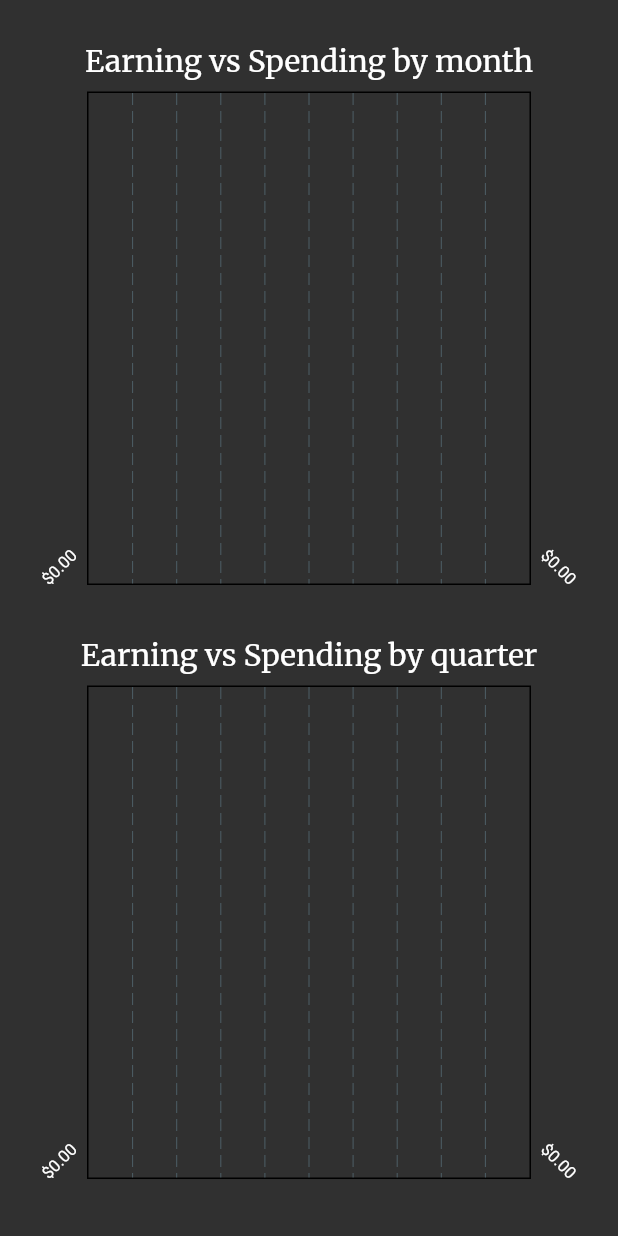
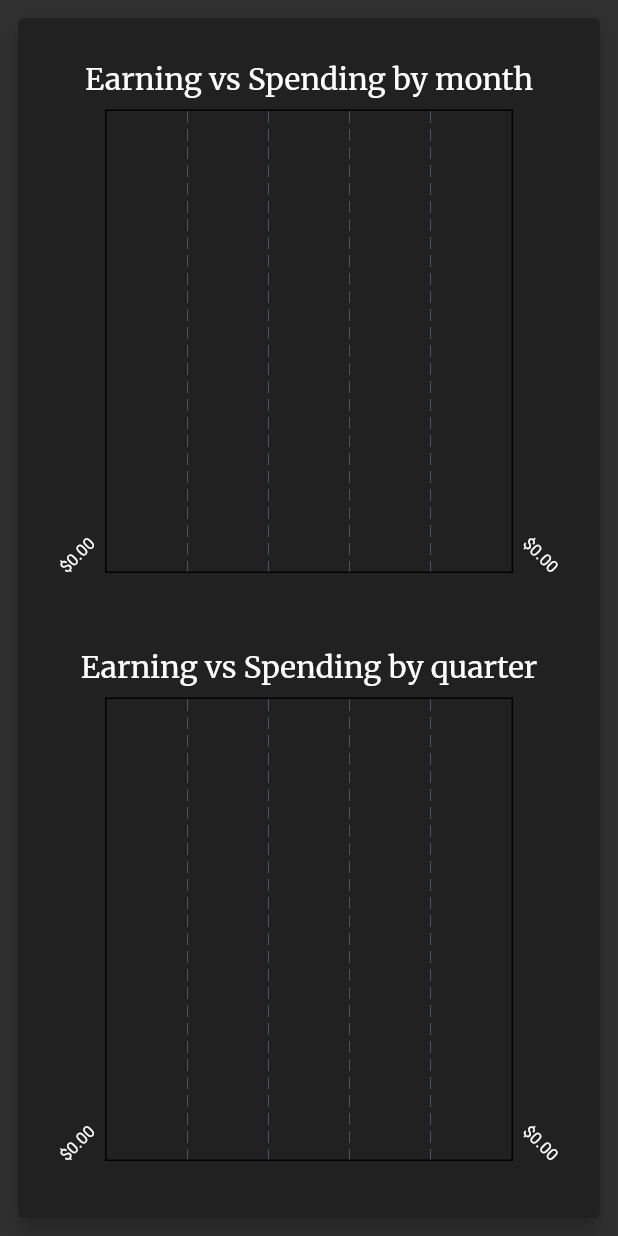
Before and after one commit to ethanp/Splurge, a Flutter app: the BarCharts widget shown alone on an empty page, opened directly with empty values, on a phone screen of 412 x 824 dp. Run offline on Flutter 3.47's test engine with Material 2 defaults, Android fonts, the phone set to English and light mode, and no system bars; drawn by our look-alikes of auto_size_text, fl_chart; our stand-ins replace flutter_riverpod, google_fonts.

Commit message:
Put the bar charts into a card

```diff
--- a/lib/widgets/bar_charts.dart
+++ b/lib/widgets/bar_charts.dart
@@ -10,14 +10,20 @@ class BarCharts extends StatelessWidget {
 
   @override
   Widget build(BuildContext context) {
-    return Padding(
-      padding: const EdgeInsets.symmetric(vertical: 16),
-      child: Column(
-        mainAxisAlignment: MainAxisAlignment.spaceAround,
-        children: [
-          Expanded(child: _monthlyBarChart()),
-          Expanded(child: _quarterlyBarChart()),
-        ],
+    return Card(
+      margin: const EdgeInsets.all(12),
+      color: Colors.grey[900],
+      elevation: 5,
+      child: Padding(
+        padding: const EdgeInsets.symmetric(vertical: 16),
+        child: Column(
+          children: <Widget>[
+            Expanded(child: _monthlyBarChart()),
+            Expanded(child: _quarterlyBarChart()),
+          ].separatedBy(
+            const SizedBox(height: 16),
+          ),
+        ),
       ),
     );
   }
```
